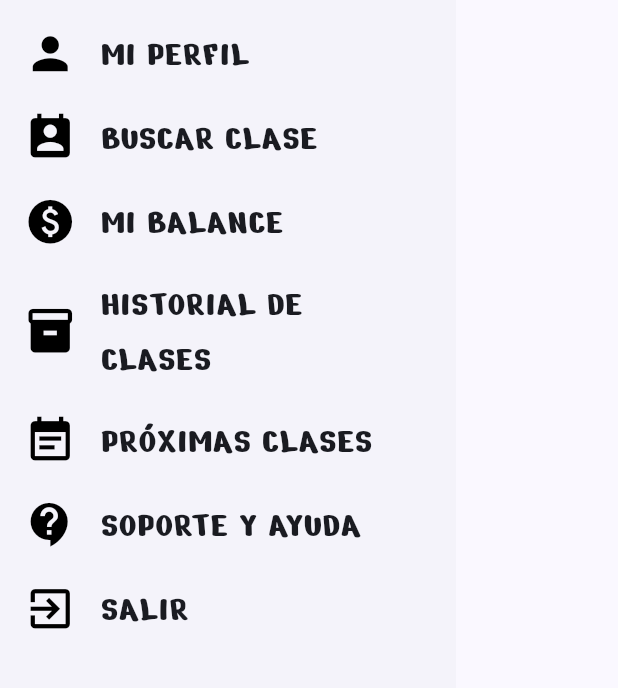
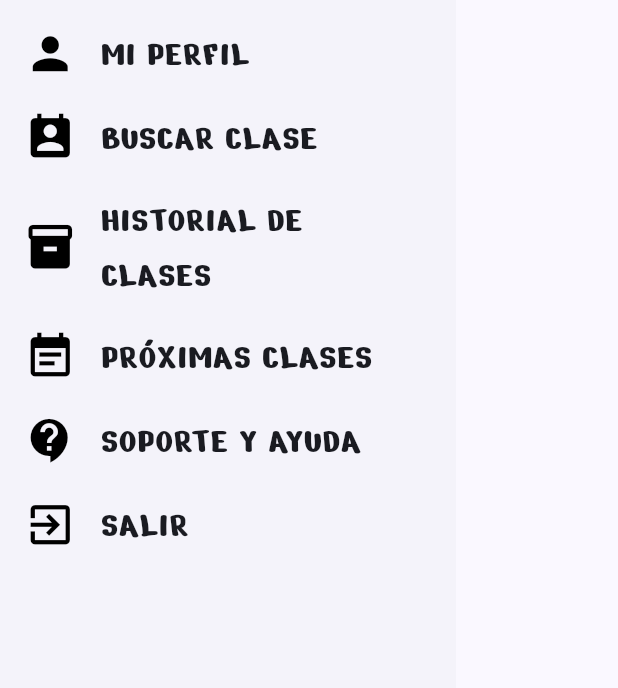
Before and after one commit to MarceloCheloMacedo/InteraccionHumanaComputadora, a Flutter app: the NavDrawerStudent widget shown alone on an empty page, opened directly, on a phone screen of 412 x 824 dp, the part 242-930 px from its top. Run offline on Flutter 3.47's test engine with Material 2 defaults, Android fonts, the phone set to English and light mode, and no system bars; our stand-ins replace csc_picker, date_field, firebase_auth, firebase_core, google_sign_in; accounts and stored records are empty.

Commit message:
Ajuste de menu

```diff
--- a/your_teacher/lib/Pantallas/widget/NavDrawerStudent.dart
+++ b/your_teacher/lib/Pantallas/widget/NavDrawerStudent.dart
@@ -1,7 +1,9 @@
 import 'package:flutter/material.dart';
 import 'package:your_teacher/Pantallas/find_class.dart';
+import 'package:your_teacher/Pantallas/login.dart';
 
 class NavDrawerStudent extends StatelessWidget {
+  bool isTeacher = false;
   @override
   Widget build(BuildContext context) {
     return Drawer(
@@ -29,6 +31,18 @@ class NavDrawerStudent extends StatelessWidget {
             ),
             onTap: () => {Navigator.of(context).pop()},
           ),
+          isTeacher?
+          ListTile(
+            leading: Icon(Icons.calendar_today_rounded,size: 35,color:Colors.black,),
+            title: Text('MI DISPONIBILIDAD',
+              style: TextStyle(
+                fontSize: 25.0,
+                fontFamily: 'NerkoOne',
+              ),
+            ),
+            onTap: () => {Navigator.of(context).pop()},
+          ): Container(),
+          !isTeacher ?
             ListTile(
               leading: Icon(Icons.perm_contact_calendar,size: 35,color:Colors.black,),
               title: Text('BUSCAR CLASE',
@@ -42,7 +56,8 @@ class NavDrawerStudent extends StatelessWidget {
                           MaterialPageRoute(
                               builder: (context) => const MyFind_Class()))
                 },
-          ),
+            ):Container(),
+          isTeacher ?
             ListTile(
               leading: Icon(Icons.paid,size: 35,color:Colors.black,),
               title: Text('MI BALANCE',
@@ -53,7 +68,7 @@ class NavDrawerStudent extends StatelessWidget {
               onTap: () => {
                   Navigator.of(context).pop()
                 },
-          ),
+            ): Container(),
           ListTile(
             leading: Icon(Icons.inventory_2,size: 35,color:Colors.black,),
             title: Text('HISTORIAL DE CLASES',
@@ -91,7 +106,12 @@ class NavDrawerStudent extends StatelessWidget {
                 fontSize: 25.0,
                 fontFamily: 'NerkoOne',
               ),),
-            onTap: () => {Navigator.of(context).pop()},
+            onTap: () => {
+                  Navigator.push(
+                        context,
+                        MaterialPageRoute(
+                            builder: (context) => const MyLoggin()))
+                },
           ),
         ],
       ),
```
Lines whose indentation alone changed are shown as unchanged.
